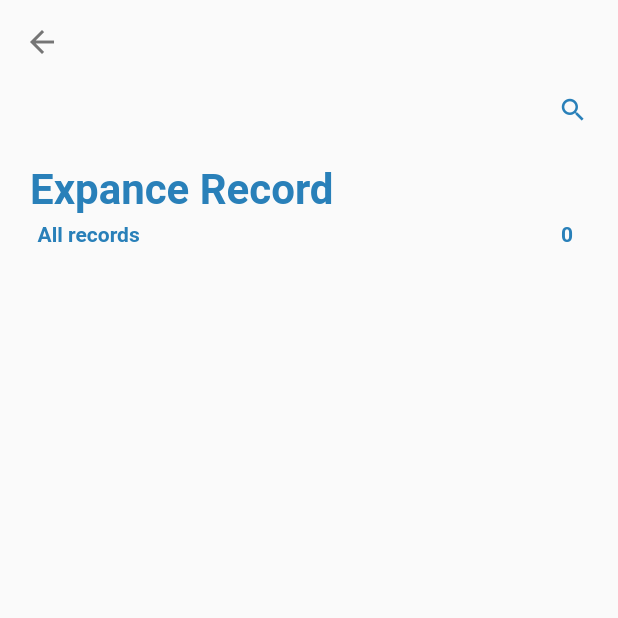
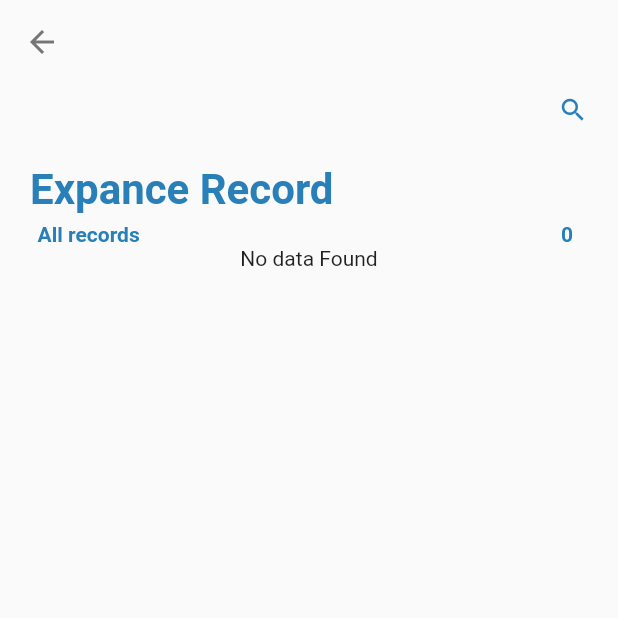
Before and after one commit to Ayubkhan213/MyWallet, a Flutter app: the AllExpancesPage screen opened by its route, on a phone screen of 412 x 824 dp, the top half of it. Run offline on Flutter 3.47's test engine with Material 2 defaults, Android fonts, the phone set to English and light mode, and no system bars; our stand-ins replace flutter_slidable, get, hive_flutter, lottie, percent_indicator, sqflite; accounts and stored records are empty; statements that could not run were skipped.

Commit message:
some error in all_expance

```diff
--- a/lib/db/db_helper_home.dart
+++ b/lib/db/db_helper_home.dart
@@ -1,6 +1,7 @@
 // ignore_for_file: unused_field, prefer_const_declarations, invalid_return_type_for_catch_error, body_might_complete_normally_nullable, depend_on_referenced_packages, no_leading_underscores_for_local_identifiers, avoid_print
 
 import 'dart:io';
+import 'package:get/get.dart';
 import 'package:my_wallet/common/reusable_list.dart';
 import 'package:my_wallet/model/expance_model.dart';
 
@@ -113,6 +114,7 @@ class DBHelper {
     var result = await _db!.rawQuery(
         'SELECT * FROM $_expanceTable WHERE user_id =$userId AND expance_type = $expanceTypeId');
     var data = result.map((e) => ExpanceModel.fromMap(e)).toList();
+
     totalExpancesData.value = data;
   }
 
--- a/lib/modules/all expances/controller/all_expances_controller.dart
+++ b/lib/modules/all expances/controller/all_expances_controller.dart
@@ -46,6 +46,7 @@ class AllExpancesController extends GetxController {
   Future<void> getSelectedCategoriesTotalExpance({required int? id}) async {
     totalExpancesData.clear();
     categoriesExpance.value = 0;
+    record.value = expanceTypeName[id! - 1];
     await DBHelper.instance.getSelectedCategoriesTotalExpance(
         userId: _myBox.get('id'), expanceTypeId: id);
     for (var i = 0; i < totalExpancesData.length; i++) {
@@ -64,6 +65,7 @@ class AllExpancesController extends GetxController {
   @override
   void onInit() async {
     super.onInit();
+
     await getTotalExpanceValue();
   }
 }
--- a/lib/modules/all expances/screen/all_expances.dart
+++ b/lib/modules/all expances/screen/all_expances.dart
@@ -158,7 +158,8 @@ class AllExpancesPage extends GetView<AllExpancesController> {
                                                         onTap: () async {
                                                           await controller
                                                               .getSelectedCategoriesTotalExpance(
-                                                                  id: index);
+                                                                  id: index +
+                                                                      1);
                                                           controller.record
                                                                   .value =
                                                               expanceTypeName[
@@ -339,9 +340,15 @@ class AllExpancesPage extends GetView<AllExpancesController> {
               Expanded(
                 child: ListView.builder(
                     scrollDirection: Axis.vertical,
-                    itemCount: totalExpancesData.length,
+                    itemCount: totalExpancesData.isEmpty
+                        ? 1
+                        : totalExpancesData.length,
                     itemBuilder: (context, index) {
-                      return Padding(
+                      return totalExpancesData.isEmpty
+                          ? Center(
+                              child: text(txt: 'No data Found'),
+                            )
+                          : Padding(
                               padding: const EdgeInsets.symmetric(
                                   horizontal: 15.0, vertical: 5.0),
                               child: Container(
@@ -356,9 +363,11 @@ class AllExpancesPage extends GetView<AllExpancesController> {
                                   ),
                                   title: text(
                                       txt: expanceTypeName[
-                                    totalExpancesData[index].expance_type!]),
-                            subtitle:
-                                text(txt: totalExpancesData[index].title!),
+                                          totalExpancesData[index]
+                                                  .expance_type! -
+                                              1]),
+                                  subtitle: text(
+                                      txt: totalExpancesData[index].title!),
                                   trailing: Column(
                                     mainAxisAlignment: MainAxisAlignment.center,
                                     children: [
```
Also changed, not shown: pubspec.lock. Lines whose indentation alone changed are shown as unchanged.
